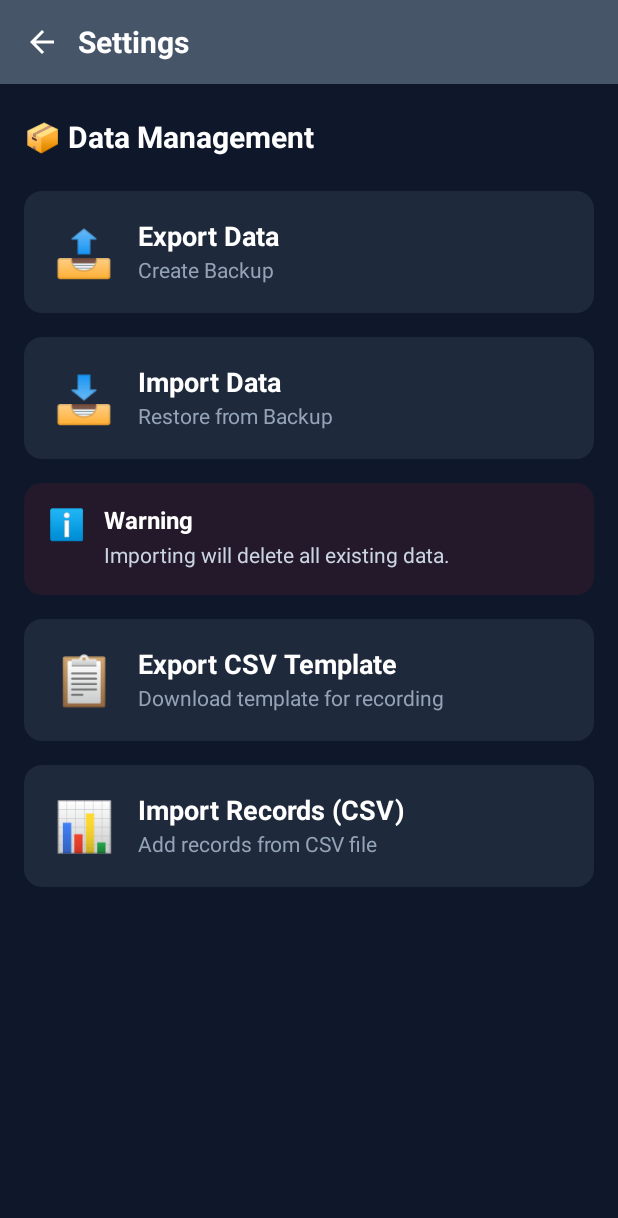
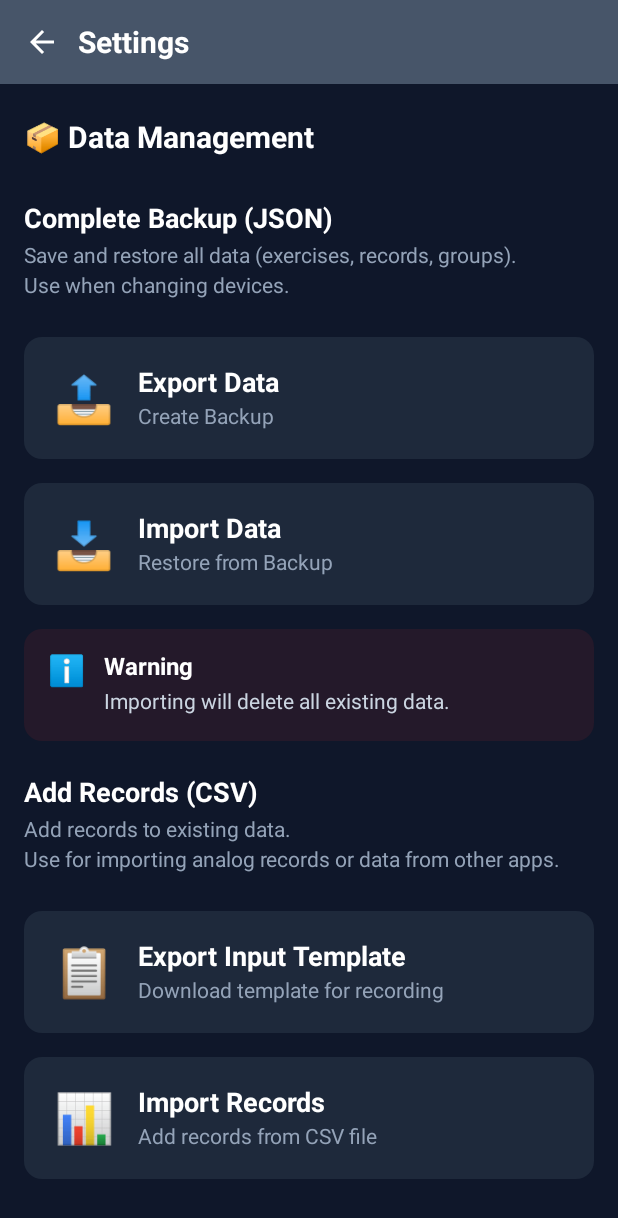
Before and after one commit to Gonbei774/CalisthenicsMemory, an Android app built with Jetpack Compose: the composable SettingsScreenNew shown on its own in the app's theme, on a phone screen of 412 x 824 dp. Shown: the top 1218 px of the screen. Run offline under Robolectric (Android 15) with nearby library versions, the phone set to English and light mode, and no system bars.

Commit message:
Improve Settings screen UI with categorized sections and fix string format warnings
- Add section headers for "Complete Backup (JSON)" and "Add Records (CSV)"
- Add descriptive text explaining use cases for each feature
- Rename CSV button labels to be more user-friendly
- Fix string format warnings by adding formatted="false" attribute

🤖 Generated with [Claude Code](https://claude.com/claude-code)

Co-Authored-By: Claude <noreply@anthropic.com>

```diff
--- a/app/src/main/java/io/github/gonbei774/calisthenicsmemory/ui/screens/CreateScreen.kt
+++ b/app/src/main/java/io/github/gonbei774/calisthenicsmemory/ui/screens/CreateScreen.kt
@@ -9,6 +9,7 @@ import androidx.compose.foundation.lazy.items
 import androidx.compose.foundation.shape.RoundedCornerShape
 import androidx.compose.material.icons.Icons
 import androidx.compose.material.icons.automirrored.filled.ArrowBack
+import androidx.compose.material.icons.automirrored.filled.KeyboardArrowRight
 import androidx.compose.material.icons.filled.*
 import androidx.compose.material3.*
 import androidx.compose.runtime.*
@@ -265,7 +266,7 @@ fun ExpandableGroupCard(
                         modifier = Modifier.weight(1f)
                     ) {
                         Icon(
-                            imageVector = if (isExpanded) Icons.Default.KeyboardArrowDown else Icons.Default.KeyboardArrowRight,
+                            imageVector = if (isExpanded) Icons.Default.KeyboardArrowDown else Icons.AutoMirrored.Filled.KeyboardArrowRight,
                             contentDescription = null,
                             tint = Color.White
                         )
--- a/app/src/main/java/io/github/gonbei774/calisthenicsmemory/ui/screens/RecordScreen.kt
+++ b/app/src/main/java/io/github/gonbei774/calisthenicsmemory/ui/screens/RecordScreen.kt
@@ -6,9 +6,9 @@ import androidx.compose.foundation.shape.RoundedCornerShape
 import androidx.compose.foundation.text.KeyboardOptions
 import androidx.compose.material.icons.Icons
 import androidx.compose.material.icons.automirrored.filled.ArrowBack
+import androidx.compose.material.icons.automirrored.filled.KeyboardArrowRight
 import androidx.compose.material.icons.filled.Check
 import androidx.compose.material.icons.filled.KeyboardArrowDown
-import androidx.compose.material.icons.filled.KeyboardArrowRight
 import androidx.compose.material3.*
 import androidx.compose.runtime.*
 import androidx.compose.ui.Alignment
@@ -303,7 +303,7 @@ fun HierarchicalExerciseGroup(
                         verticalAlignment = Alignment.CenterVertically
                     ) {
                         Icon(
-                            imageVector = if (isExpanded) Icons.Default.KeyboardArrowDown else Icons.Default.KeyboardArrowRight,
+                            imageVector = if (isExpanded) Icons.Default.KeyboardArrowDown else Icons.AutoMirrored.Filled.KeyboardArrowRight,
                             contentDescription = null,
                             tint = Color.White
                         )
--- a/app/src/main/java/io/github/gonbei774/calisthenicsmemory/ui/screens/SettingsScreenNew.kt
+++ b/app/src/main/java/io/github/gonbei774/calisthenicsmemory/ui/screens/SettingsScreenNew.kt
@@ -169,7 +169,7 @@ fun SettingsScreenNew(
                 .padding(16.dp),
             verticalArrangement = Arrangement.spacedBy(16.dp)
         ) {
-            // セクションタイトル
+            // メインタイトル
             item {
                 Text(
                     text = stringResource(R.string.data_management),
@@ -178,6 +178,33 @@ fun SettingsScreenNew(
                     color = Color.White,
                     modifier = Modifier.padding(vertical = 8.dp)
                 )
+            }
+
+            // ========================================
+            // セクション1: 完全バックアップ (JSON)
+            // ========================================
+
+            // セクションタイトルと説明
+            item {
+                Column(
+                    modifier = Modifier
+                        .fillMaxWidth()
+                        .padding(vertical = 8.dp)
+                ) {
+                    Text(
+                        text = stringResource(R.string.section_full_backup),
+                        fontSize = 18.sp,
+                        fontWeight = FontWeight.Bold,
+                        color = Color.White,
+                        modifier = Modifier.padding(bottom = 4.dp)
+                    )
+                    Text(
+                        text = stringResource(R.string.section_full_backup_description),
+                        fontSize = 14.sp,
+                        color = Slate400,
+                        lineHeight = 20.sp
+                    )
+                }
             }
 
             // エクスポートボタン
@@ -304,6 +331,33 @@ fun SettingsScreenNew(
                             )
                         }
                     }
+                }
+            }
+
+            // ========================================
+            // セクション2: 記録の追加 (CSV)
+            // ========================================
+
+            // セクションタイトルと説明
+            item {
+                Column(
+                    modifier = Modifier
+                        .fillMaxWidth()
+                        .padding(vertical = 8.dp)
+                ) {
+                    Text(
+                        text = stringResource(R.string.section_add_records),
+                        fontSize = 18.sp,
+                        fontWeight = FontWeight.Bold,
+                        color = Color.White,
+                        modifier = Modifier.padding(bottom = 4.dp)
+                    )
+                    Text(
+                        text = stringResource(R.string.section_add_records_description),
+                        fontSize = 14.sp,
+                        color = Slate400,
+                        lineHeight = 20.sp
+                    )
                 }
             }
 
--- a/app/src/main/java/io/github/gonbei774/calisthenicsmemory/ui/screens/WorkoutScreen.kt
+++ b/app/src/main/java/io/github/gonbei774/calisthenicsmemory/ui/screens/WorkoutScreen.kt
@@ -11,8 +11,8 @@ import androidx.compose.foundation.lazy.LazyColumn
 import androidx.compose.foundation.shape.RoundedCornerShape
 import androidx.compose.material.icons.Icons
 import androidx.compose.material.icons.automirrored.filled.ArrowBack
+import androidx.compose.material.icons.automirrored.filled.KeyboardArrowRight
 import androidx.compose.material.icons.filled.KeyboardArrowDown
-import androidx.compose.material.icons.filled.KeyboardArrowRight
 import androidx.compose.material3.*
 import androidx.compose.runtime.*
 import androidx.compose.ui.Alignment
@@ -319,7 +319,7 @@ fun WorkoutHierarchicalGroup(
                         verticalAlignment = Alignment.CenterVertically
                     ) {
                         Icon(
-                            imageVector = if (isExpanded) Icons.Default.KeyboardArrowDown else Icons.Default.KeyboardArrowRight,
+                            imageVector = if (isExpanded) Icons.Default.KeyboardArrowDown else Icons.AutoMirrored.Filled.KeyboardArrowRight,
                             contentDescription = null,
                             tint = Color.White
                         )
--- a/app/src/main/java/io/github/gonbei774/calisthenicsmemory/ui/screens/view/ViewScreen.kt
+++ b/app/src/main/java/io/github/gonbei774/calisthenicsmemory/ui/screens/view/ViewScreen.kt
@@ -10,9 +10,9 @@ import androidx.compose.foundation.shape.RoundedCornerShape
 import androidx.compose.foundation.text.KeyboardOptions
 import androidx.compose.material.icons.Icons
 import androidx.compose.material.icons.automirrored.filled.ArrowBack
+import androidx.compose.material.icons.automirrored.filled.KeyboardArrowRight
 import androidx.compose.material.icons.filled.Close
 import androidx.compose.material.icons.filled.KeyboardArrowDown
-import androidx.compose.material.icons.filled.KeyboardArrowRight
 import androidx.compose.material.icons.filled.Search
 import androidx.compose.material3.*
 import androidx.compose.runtime.*
@@ -702,7 +702,7 @@ fun FilterBottomSheetContent(
                                     imageVector = if (expandedGroups.contains(group.groupName)) {
                                         Icons.Default.KeyboardArrowDown
                                     } else {
-                                        Icons.Default.KeyboardArrowRight
+                                        Icons.AutoMirrored.Filled.KeyboardArrowRight
                                     },
                                     contentDescription = null,
                                     tint = Slate400
--- a/app/src/main/res/values/strings.xml
+++ b/app/src/main/res/values/strings.xml
@@ -86,7 +86,7 @@
     <string name="left_value">Left (%s)</string>
     <string name="left_value_short">L: %1$d%2$s</string>
     <string name="set_number_format">Set %d</string>
-    <string name="set_number_with_unit">Set %d (%s)</string>
+    <string name="set_number_with_unit" formatted="false">Set %d (%s)</string>
     <string name="date_format">Date: %s</string>
     <string name="time_format">Time: %s</string>
     <string name="record_button">Record</string>
@@ -319,8 +319,14 @@
     <string name="csv_empty">CSV file is empty</string>
     <string name="csv_import_success">Successfully imported %d records</string>
     <string name="csv_import_partial">Imported %1$d records, %2$d errors occurred</string>
-    <string name="export_csv_template">Export CSV Template</string>
-    <string name="import_csv_records">Import Records (CSV)</string>
+    <string name="export_csv_template">Export Input Template</string>
+    <string name="import_csv_records">Import Records</string>
     <string name="csv_template_description">Download template for recording</string>
     <string name="csv_import_description">Add records from CSV file</string>
+
+    <!-- Settings Screen Sections -->
+    <string name="section_full_backup">Complete Backup (JSON)</string>
+    <string name="section_full_backup_description">Save and restore all data (exercises, records, groups).\nUse when changing devices.</string>
+    <string name="section_add_records">Add Records (CSV)</string>
+    <string name="section_add_records_description">Add records to existing data.\nUse for importing analog records or data from other apps.</string>
 </resources>
```
Also changed, not shown: 1 other file.
